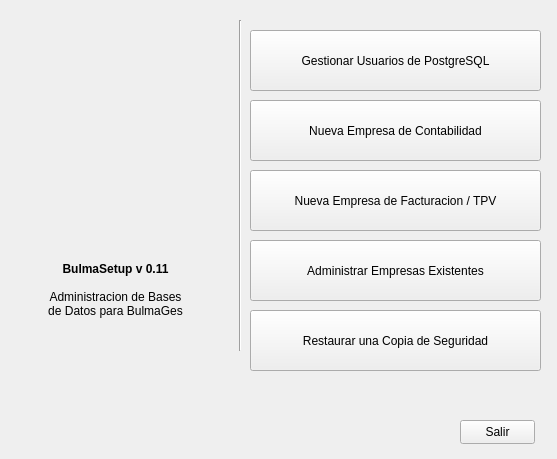
First picture: the form in bulmages/bulmasetup/bulmasetupbase.ui, repository eboladev/Bulmages-1, before the edit.
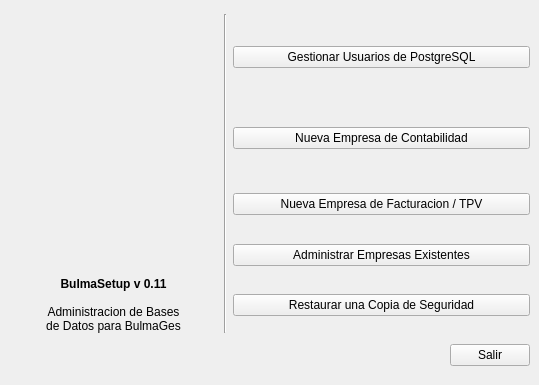
Second picture: the form after the edit. Icons and pictures are not drawn.

Commit message: Arreglo el disenyo de la pantalla de bulmasetup para el nuevo svg.

```diff
--- a/bulmages/bulmasetup/bulmasetupbase.ui
+++ b/bulmages/bulmasetup/bulmasetupbase.ui
@@ -5,8 +5,8 @@
    <rect>
     <x>0</x>
     <y>0</y>
-    <width>557</width>
-    <height>459</height>
+    <width>539</width>
+    <height>385</height>
    </rect>
   </property>
   <property name="sizePolicy" >
@@ -23,46 +23,37 @@
     <normaloff>:/images/iglues.org.svg</normaloff>:/images/iglues.org.svg</iconset>
   </property>
   <widget class="QWidget" name="centralwidget" >
-   <widget class="QLabel" name="label" >
-    <property name="geometry" >
-     <rect>
-      <x>20</x>
-      <y>20</y>
-      <width>209</width>
-      <height>200</height>
-     </rect>
-    </property>
-    <property name="minimumSize" >
+   <layout class="QGridLayout" name="gridLayout" >
+    <item row="5" column="0" colspan="3" >
+     <layout class="QHBoxLayout" name="horizontalLayout" >
+      <item>
+       <spacer name="horizontalSpacer" >
+        <property name="orientation" >
+         <enum>Qt::Horizontal</enum>
+        </property>
+        <property name="sizeHint" stdset="0" >
      <size>
-      <width>209</width>
-      <height>200</height>
-     </size>
-    </property>
-    <property name="maximumSize" >
-     <size>
-      <width>209</width>
-      <height>150</height>
-     </size>
-    </property>
+          <width>388</width>
+          <height>20</height>
+         </size>
+        </property>
+       </spacer>
+      </item>
+      <item>
+       <widget class="QPushButton" name="mui_salir" >
     <property name="text" >
-     <string/>
-    </property>
-    <property name="pixmap" >
-     <pixmap resource="resources.qrc" >:/images/iglues.org.svg</pixmap>
-    </property>
-    <property name="scaledContents" >
-     <bool>true</bool>
-    </property>
-   </widget>
+         <string>Salir</string>
+        </property>
+        <property name="icon" >
+         <iconset resource="resources.qrc" >
+          <normaloff>:/images/bulmasetup_exit.png</normaloff>:/images/bulmasetup_exit.png</iconset>
+        </property>
+       </widget>
+      </item>
+     </layout>
+    </item>
+    <item row="0" column="2" >
    <widget class="QPushButton" name="mui_gestionusuarios" >
-    <property name="geometry" >
-     <rect>
-      <x>250</x>
-      <y>30</y>
-      <width>291</width>
-      <height>61</height>
-     </rect>
-    </property>
     <property name="focusPolicy" >
      <enum>Qt::NoFocus</enum>
     </property>
@@ -83,15 +74,9 @@
      </size>
     </property>
    </widget>
+    </item>
+    <item row="1" column="2" >
    <widget class="QPushButton" name="mui_crearbulmacont" >
-    <property name="geometry" >
-     <rect>
-      <x>250</x>
-      <y>100</y>
-      <width>291</width>
-      <height>61</height>
-     </rect>
-    </property>
     <property name="focusPolicy" >
      <enum>Qt::NoFocus</enum>
     </property>
@@ -112,15 +97,9 @@
      </size>
     </property>
    </widget>
+    </item>
+    <item row="2" column="2" >
    <widget class="QPushButton" name="mui_crearbulmafact" >
-    <property name="geometry" >
-     <rect>
-      <x>250</x>
-      <y>170</y>
-      <width>291</width>
-      <height>61</height>
-     </rect>
-    </property>
     <property name="focusPolicy" >
      <enum>Qt::NoFocus</enum>
     </property>
@@ -141,15 +120,9 @@
      </size>
     </property>
    </widget>
+    </item>
+    <item row="4" column="0" >
    <widget class="QLabel" name="label_2" >
-    <property name="geometry" >
-     <rect>
-      <x>30</x>
-      <y>250</y>
-      <width>171</width>
-      <height>81</height>
-     </rect>
-    </property>
     <property name="text" >
      <string>&lt;html>&lt;head>&lt;meta name="qrichtext" content="1" />&lt;style type="text/css">
 p, li { white-space: pre-wrap; }
@@ -163,45 +136,16 @@
      <set>Qt::AlignCenter</set>
     </property>
    </widget>
-   <widget class="QPushButton" name="mui_salir" >
-    <property name="geometry" >
-     <rect>
-      <x>460</x>
-      <y>420</y>
-      <width>75</width>
-      <height>24</height>
-     </rect>
-    </property>
-    <property name="text" >
-     <string>Salir</string>
-    </property>
-    <property name="icon" >
-     <iconset resource="resources.qrc" >
-      <normaloff>:/images/bulmasetup_exit.png</normaloff>:/images/bulmasetup_exit.png</iconset>
-    </property>
-   </widget>
+    </item>
+    <item rowspan="5" row="0" column="1" >
    <widget class="Line" name="line" >
-    <property name="geometry" >
-     <rect>
-      <x>230</x>
-      <y>20</y>
-      <width>20</width>
-      <height>331</height>
-     </rect>
-    </property>
     <property name="orientation" >
      <enum>Qt::Vertical</enum>
     </property>
    </widget>
+    </item>
+    <item row="3" column="2" >
    <widget class="QPushButton" name="mui_adminempresas" >
-    <property name="geometry" >
-     <rect>
-      <x>250</x>
-      <y>240</y>
-      <width>291</width>
-      <height>61</height>
-     </rect>
-    </property>
     <property name="focusPolicy" >
      <enum>Qt::NoFocus</enum>
     </property>
@@ -222,15 +166,9 @@
      </size>
     </property>
    </widget>
+    </item>
+    <item row="4" column="2" >
    <widget class="QPushButton" name="mui_restbackup" >
-    <property name="geometry" >
-     <rect>
-      <x>250</x>
-      <y>310</y>
-      <width>291</width>
-      <height>61</height>
-     </rect>
-    </property>
     <property name="focusPolicy" >
      <enum>Qt::NoFocus</enum>
     </property>
@@ -251,6 +189,44 @@
      </size>
     </property>
    </widget>
+    </item>
+    <item rowspan="3" row="0" column="0" >
+     <widget class="QLabel" name="label" >
+      <property name="minimumSize" >
+       <size>
+        <width>209</width>
+        <height>209</height>
+       </size>
+      </property>
+      <property name="maximumSize" >
+       <size>
+        <width>209</width>
+        <height>209</height>
+       </size>
+      </property>
+      <property name="text" >
+       <string/>
+      </property>
+      <property name="pixmap" >
+       <pixmap resource="resources.qrc" >:/images/iglues.org.svg</pixmap>
+      </property>
+      <property name="scaledContents" >
+       <bool>true</bool>
+      </property>
+      <property name="alignment" >
+       <set>Qt::AlignCenter</set>
+      </property>
+     </widget>
+    </item>
+   </layout>
+   <zorder>mui_gestionusuarios</zorder>
+   <zorder>mui_crearbulmacont</zorder>
+   <zorder>mui_crearbulmafact</zorder>
+   <zorder>label_2</zorder>
+   <zorder>line</zorder>
+   <zorder>mui_adminempresas</zorder>
+   <zorder>mui_restbackup</zorder>
+   <zorder>label</zorder>
   </widget>
  </widget>
  <resources>
```
Lines whose indentation alone changed are shown as unchanged. The commit also changes 1 other file.
